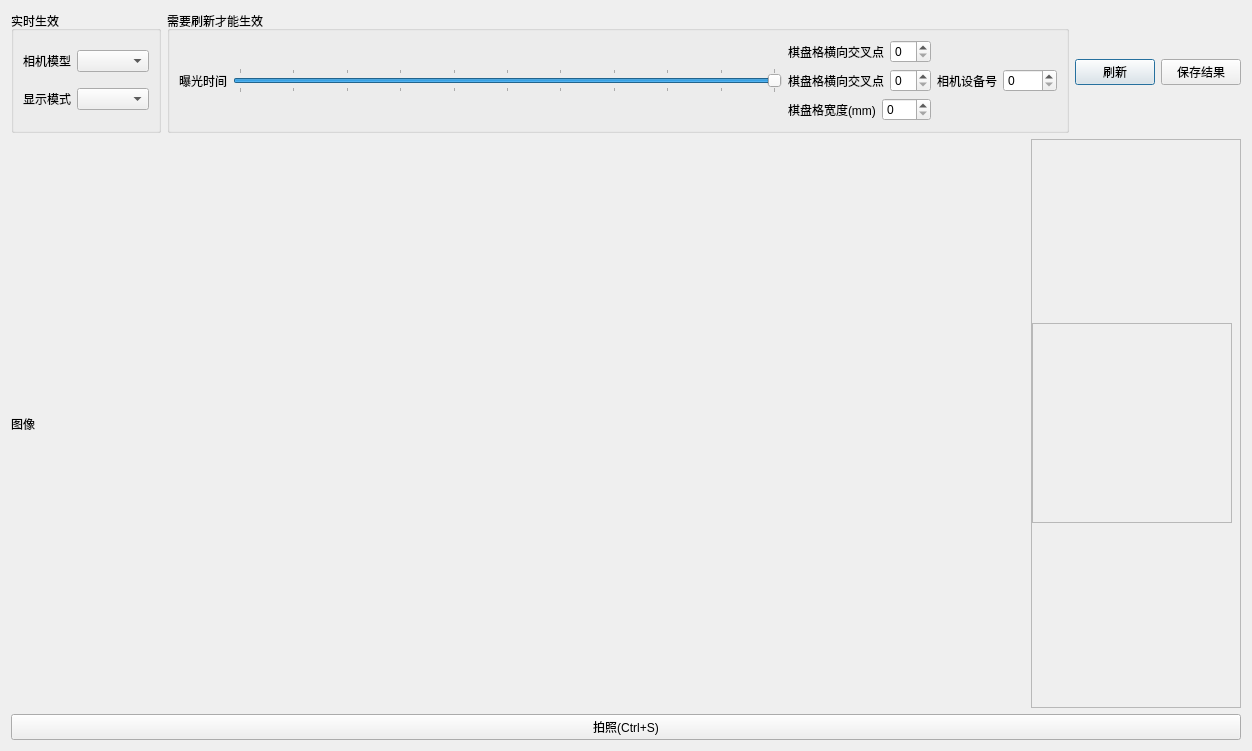
Qt form ui/camera.ui (wqhot/ZNTKGUI) before a commit.
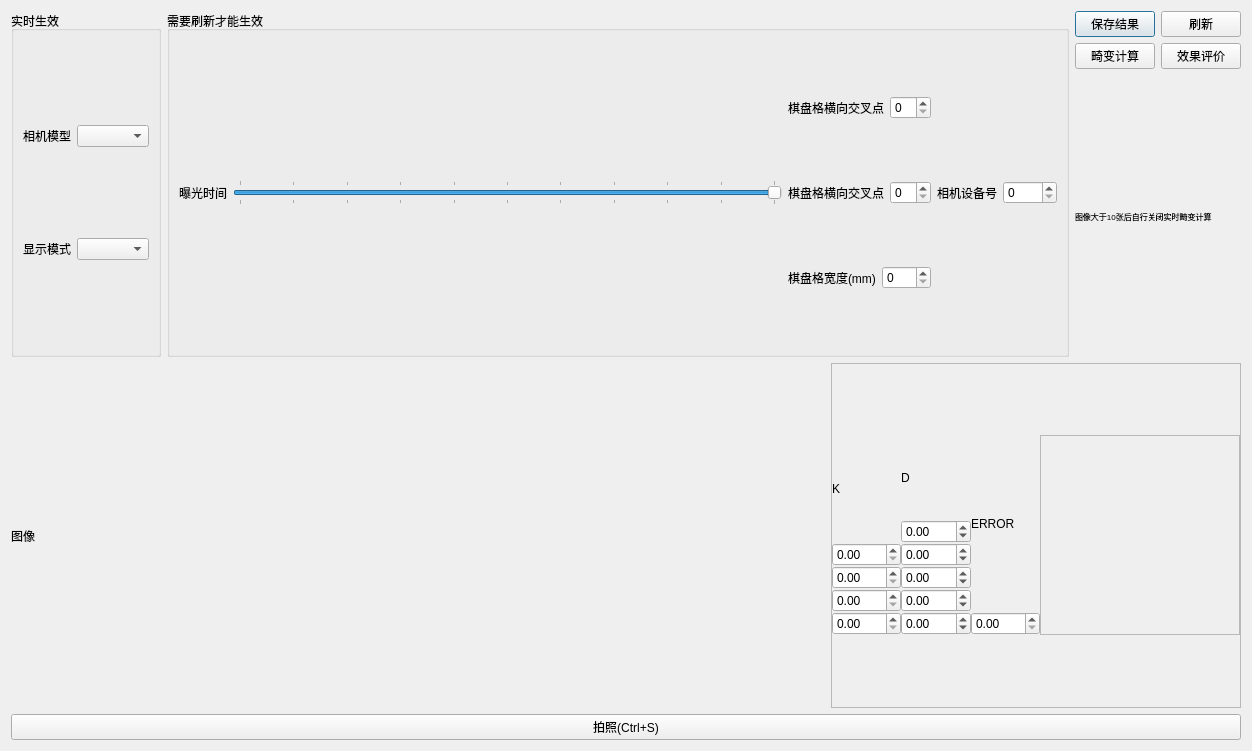
The same form after that commit. Icons and pictures are not drawn.

```diff
--- a/ui/camera.ui
+++ b/ui/camera.ui
@@ -165,12 +165,9 @@
       </widget>
      </item>
      <item>
-      <widget class="QPushButton" name="pushButton">
-       <property name="text">
-        <string>刷新</string>
-       </property>
-      </widget>
-     </item>
+      <layout class="QVBoxLayout" name="verticalLayout">
+       <item>
+        <layout class="QHBoxLayout" name="horizontalLayout_5">
      <item>
       <widget class="QPushButton" name="pushButton_2">
        <property name="text">
@@ -178,6 +175,51 @@
        </property>
       </widget>
      </item>
+         <item>
+          <widget class="QPushButton" name="pushButton">
+           <property name="text">
+            <string>刷新</string>
+           </property>
+          </widget>
+         </item>
+        </layout>
+       </item>
+       <item>
+        <layout class="QHBoxLayout" name="horizontalLayout_11">
+         <item>
+          <widget class="QPushButton" name="pushButton_calonce">
+           <property name="text">
+            <string>畸变计算</string>
+           </property>
+          </widget>
+         </item>
+         <item>
+          <widget class="QPushButton" name="pushButton_project">
+           <property name="text">
+            <string>效果评价</string>
+           </property>
+          </widget>
+         </item>
+        </layout>
+       </item>
+       <item>
+        <widget class="QLabel" name="label_9">
+         <property name="font">
+          <font>
+           <pointsize>6</pointsize>
+           <italic>false</italic>
+           <underline>false</underline>
+           <strikeout>false</strikeout>
+           <kerning>true</kerning>
+          </font>
+         </property>
+         <property name="text">
+          <string>图像大于10张后自行关闭实时畸变计算</string>
+         </property>
+        </widget>
+       </item>
+      </layout>
+     </item>
     </layout>
    </item>
    <item>
@@ -193,7 +235,7 @@
       <widget class="QFrame" name="frame">
        <property name="maximumSize">
         <size>
-         <width>210</width>
+         <width>410</width>
          <height>16777215</height>
         </size>
        </property>
@@ -203,6 +245,9 @@
        <property name="frameShadow">
         <enum>QFrame::Raised</enum>
        </property>
+       <property name="lineWidth">
+        <number>0</number>
+       </property>
        <layout class="QVBoxLayout" name="verticalLayout_3">
         <property name="spacing">
          <number>0</number>
@@ -227,6 +272,135 @@
          </layout>
         </item>
         <item>
+         <layout class="QHBoxLayout" name="horizontalLayout_12">
+          <item>
+           <layout class="QHBoxLayout" name="horizontalLayout_13">
+            <item>
+             <layout class="QVBoxLayout" name="verticalLayout_7">
+              <item>
+               <widget class="QLabel" name="label_10">
+                <property name="text">
+                 <string>K</string>
+                </property>
+               </widget>
+              </item>
+              <item>
+               <widget class="QDoubleSpinBox" name="doubleSpinBox_kfx">
+                <property name="minimum">
+                 <double>0.000000000000000</double>
+                </property>
+                <property name="maximum">
+                 <double>999.990000000000009</double>
+                </property>
+               </widget>
+              </item>
+              <item>
+               <widget class="QDoubleSpinBox" name="doubleSpinBox_kfy">
+                <property name="minimum">
+                 <double>0.000000000000000</double>
+                </property>
+                <property name="maximum">
+                 <double>999.990000000000009</double>
+                </property>
+               </widget>
+              </item>
+              <item>
+               <widget class="QDoubleSpinBox" name="doubleSpinBox_kcx">
+                <property name="minimum">
+                 <double>0.000000000000000</double>
+                </property>
+                <property name="maximum">
+                 <double>999.990000000000009</double>
+                </property>
+               </widget>
+              </item>
+              <item>
+               <widget class="QDoubleSpinBox" name="doubleSpinBox_kcy">
+                <property name="minimum">
+                 <double>0.000000000000000</double>
+                </property>
+                <property name="maximum">
+                 <double>999.990000000000009</double>
+                </property>
+               </widget>
+              </item>
+             </layout>
+            </item>
+            <item>
+             <layout class="QVBoxLayout" name="verticalLayout_8">
+              <item>
+               <widget class="QLabel" name="label_11">
+                <property name="sizePolicy">
+                 <sizepolicy hsizetype="Preferred" vsizetype="Minimum">
+                  <horstretch>0</horstretch>
+                  <verstretch>0</verstretch>
+                 </sizepolicy>
+                </property>
+                <property name="text">
+                 <string>D</string>
+                </property>
+               </widget>
+              </item>
+              <item>
+               <widget class="QDoubleSpinBox" name="doubleSpinBox_dk1">
+                <property name="minimum">
+                 <double>-99.000000000000000</double>
+                </property>
+               </widget>
+              </item>
+              <item>
+               <widget class="QDoubleSpinBox" name="doubleSpinBox_dk2">
+                <property name="minimum">
+                 <double>-99.000000000000000</double>
+                </property>
+               </widget>
+              </item>
+              <item>
+               <widget class="QDoubleSpinBox" name="doubleSpinBox_dp1">
+                <property name="minimum">
+                 <double>-99.000000000000000</double>
+                </property>
+               </widget>
+              </item>
+              <item>
+               <widget class="QDoubleSpinBox" name="doubleSpinBox_dp2">
+                <property name="minimum">
+                 <double>-99.000000000000000</double>
+                </property>
+               </widget>
+              </item>
+              <item>
+               <widget class="QDoubleSpinBox" name="doubleSpinBox_xi">
+                <property name="minimum">
+                 <double>-99.000000000000000</double>
+                </property>
+               </widget>
+              </item>
+             </layout>
+            </item>
+            <item>
+             <layout class="QVBoxLayout" name="verticalLayout_6">
+              <item>
+               <widget class="QLabel" name="label_12">
+                <property name="sizePolicy">
+                 <sizepolicy hsizetype="Preferred" vsizetype="Minimum">
+                  <horstretch>0</horstretch>
+                  <verstretch>0</verstretch>
+                 </sizepolicy>
+                </property>
+                <property name="text">
+                 <string>ERROR</string>
+                </property>
+               </widget>
+              </item>
+              <item>
+               <widget class="QDoubleSpinBox" name="doubleSpinBox_err"/>
+              </item>
+             </layout>
+            </item>
+           </layout>
+          </item>
+          <item>
          <widget class="QFrame" name="frame_2">
           <property name="minimumSize">
            <size>
@@ -271,6 +445,8 @@
            </item>
           </layout>
          </widget>
+          </item>
+         </layout>
         </item>
        </layout>
       </widget>
```
Lines whose indentation alone changed are shown as unchanged.
